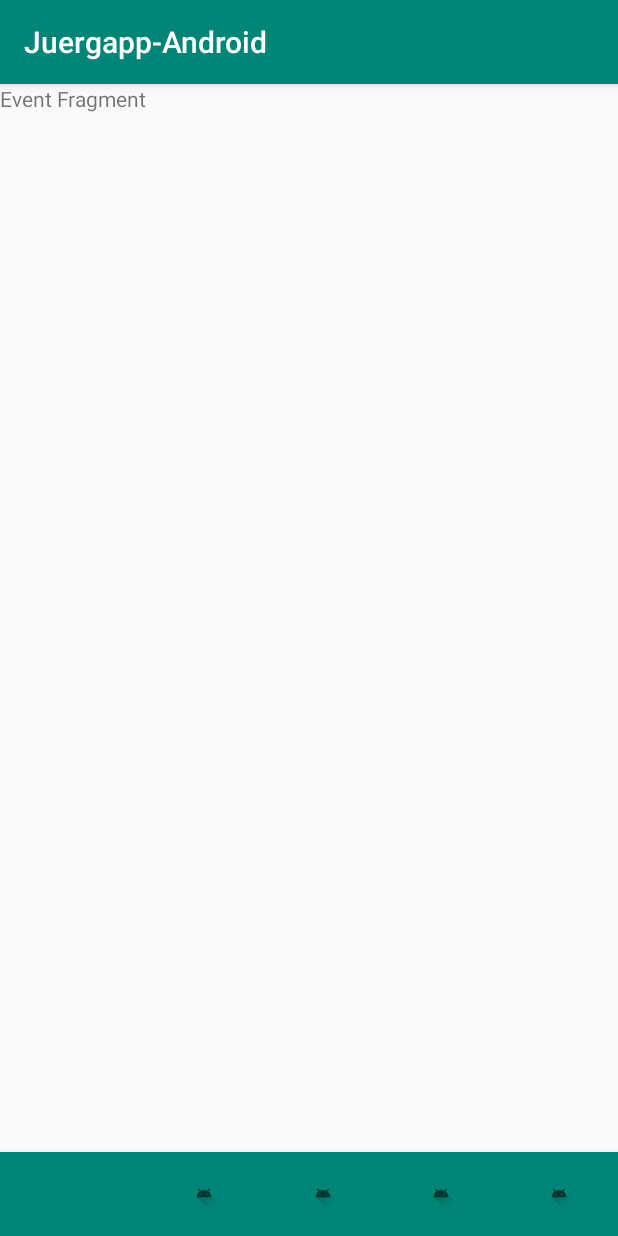
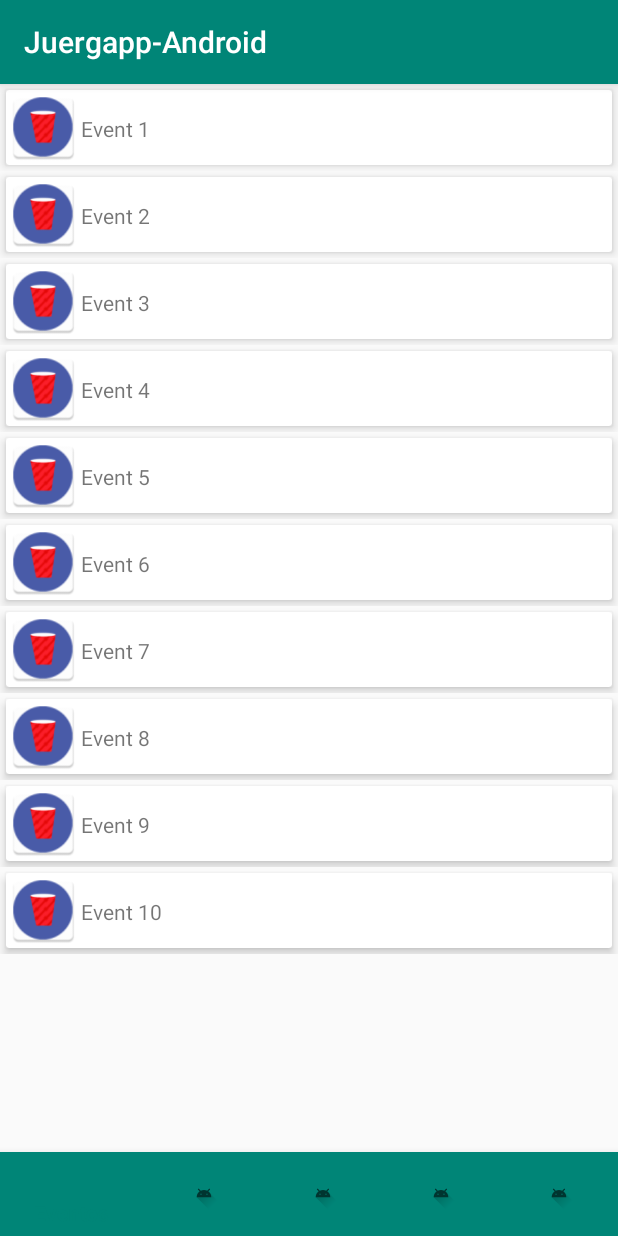
Before and after one commit to GonzaloCirilo/Juergapp-Android, an Android app: the screen it shows after launch (MainActivity), on a phone screen of 412 x 824 dp. Run offline under Robolectric (Android 15) with nearby library versions, the phone set to English and light mode, and no system bars.

Commit message:
Basic Events Recycler View

```diff
--- /dev/null
+++ b/app/src/main/java/pe/com/redcups/juergapp_android/adapter/EventAdapter.kt
@@ -0,0 +1,34 @@
+package pe.com.redcups.juergapp_android.adapter
+
+import android.content.Context
+import android.view.LayoutInflater
+import android.view.View
+import android.view.ViewGroup
+import android.widget.ImageView
+import android.widget.TextView
+import androidx.recyclerview.widget.RecyclerView
+import kotlinx.android.synthetic.main.recycler_view_event.view.*
+import pe.com.redcups.core.model.Event
+import pe.com.redcups.juergapp_android.R
+
+class EventAdapter(private val events: ArrayList<Event>, context: Context): RecyclerView.Adapter<EventAdapter.ViewHolder>(){
+
+    private var inflater: LayoutInflater = LayoutInflater.from(context)
+
+    override fun onCreateViewHolder(parent: ViewGroup, viewType: Int): ViewHolder {
+        val view: View = inflater.inflate(R.layout.recycler_view_event, parent, false)
+        return ViewHolder(view)
+    }
+
+    override fun getItemCount(): Int = events.size
+
+    override fun onBindViewHolder(holder: ViewHolder, position: Int) {
+        holder.eventTextView.text = events[position].name
+        holder.eventImageView.setImageResource(R.mipmap.event_image_placeholder)
+    }
+
+    inner class ViewHolder(eventView: View): RecyclerView.ViewHolder(eventView) {
+        val eventTextView: TextView = eventView.event_name
+        val eventImageView: ImageView = eventView.event_image
+    }
+}
--- a/app/src/main/java/pe/com/redcups/juergapp_android/fragment/EventFragment.kt
+++ b/app/src/main/java/pe/com/redcups/juergapp_android/fragment/EventFragment.kt
@@ -5,17 +5,37 @@ import androidx.fragment.app.Fragment
 import android.view.LayoutInflater
 import android.view.View
 import android.view.ViewGroup
+import androidx.recyclerview.widget.LinearLayoutManager
+import kotlinx.android.synthetic.main.fragment_event.*
+import pe.com.redcups.core.model.Event
 
 import pe.com.redcups.juergapp_android.R
+import pe.com.redcups.juergapp_android.adapter.EventAdapter
 
 class EventFragment : Fragment() {
+
+    private var events = ArrayList<Event>()
+    private lateinit var eventAdapter: EventAdapter
 
     override fun onCreateView(
         inflater: LayoutInflater, container: ViewGroup?,
         savedInstanceState: Bundle?
     ): View? {
         // Inflate the layout for this fragment
+        for (i in 1..10){
+            events.add(Event("Event $i", i))
+        }
         return inflater.inflate(R.layout.fragment_event, container, false)
     }
 
+    override fun onViewCreated(view: View, savedInstanceState: Bundle?) {
+        super.onViewCreated(view, savedInstanceState)
+        eventAdapter = EventAdapter(events,view.context)
+        recycler_view_event.apply{
+            adapter = eventAdapter
+            layoutManager = LinearLayoutManager(view.context)
+        }
+    }
+
+
 }
--- a/app/src/main/res/layout/fragment_event.xml
+++ b/app/src/main/res/layout/fragment_event.xml
@@ -6,10 +6,9 @@
              android:layout_gravity="center"
 >
 
-    <!-- TODO: Update blank fragment layout -->
-    <TextView
+    <androidx.recyclerview.widget.RecyclerView
+            android:id="@+id/recycler_view_event"
             android:layout_width="match_parent"
-            android:layout_height="match_parent"
-            android:text="Event Fragment"/>
+            android:layout_height="match_parent"/>
 
 </FrameLayout>
--- /dev/null
+++ b/app/src/main/res/layout/recycler_view_event.xml
@@ -0,0 +1,35 @@
+<?xml version="1.0" encoding="utf-8"?>
+<LinearLayout xmlns:android="http://schemas.android.com/apk/res/android"
+              xmlns:app="http://schemas.android.com/apk/res-auto"
+              android:orientation="vertical"
+              android:layout_width="match_parent"
+              android:layout_height="wrap_content">
+    <androidx.cardview.widget.CardView android:layout_width="match_parent"
+                                       android:layout_height="wrap_content"
+                                       app:cardElevation="4dp"
+                                       android:layout_margin="4dp"
+                                       android:padding="4dp"
+    >
+        <androidx.constraintlayout.widget.ConstraintLayout android:layout_width="match_parent"
+                                                           android:layout_height="match_parent">
+            <ImageView
+                    android:id="@+id/event_image"
+                    android:layout_width="50dp"
+                    android:layout_height="50dp"
+                    android:contentDescription="Event Image"
+                    app:layout_constraintStart_toStartOf="parent"
+                    app:layout_constraintTop_toTopOf="parent"
+            />
+            <TextView
+                    android:id="@+id/event_name"
+                    android:layout_width="wrap_content"
+                    android:layout_height="wrap_content"
+                    app:layout_constraintStart_toEndOf="@id/event_image"
+                    android:layout_marginTop="16dp"
+                    app:layout_constraintTop_toTopOf="parent"
+
+            />
+        </androidx.constraintlayout.widget.ConstraintLayout>
+
+    </androidx.cardview.widget.CardView>
+</LinearLayout>
```
Also changed, not shown: app/src/main/event_image_placeholder-web.png (added), app/src/main/res/mipmap-hdpi/event_image_placeholder.png (added), app/src/main/res/mipmap-mdpi/event_image_placeholder.png (added), app/src/main/res/mipmap-xhdpi/event_image_placeholder.png (added), app/src/main/res/mipmap-xxhdpi/event_image_placeholder.png (added), app/src/main/res/mipmap-xxxhdpi/event_image_placeholder.png (added).
